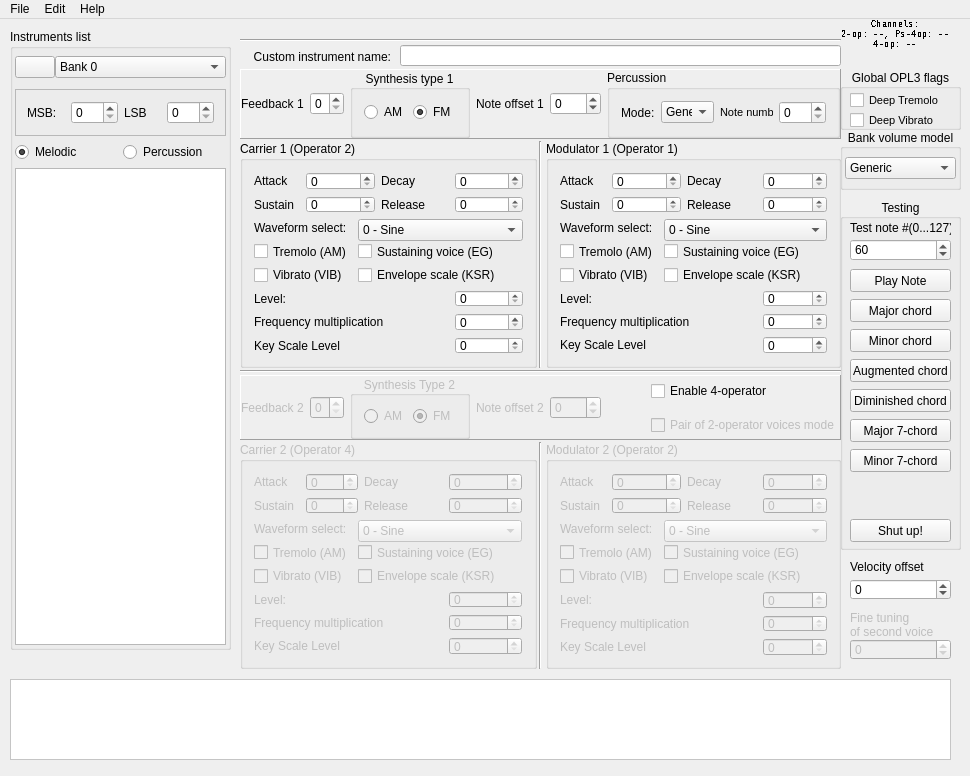
First picture: the form in src/bank_editor.ui, repository Wohlstand/OPL3BankEditor, before the edit.
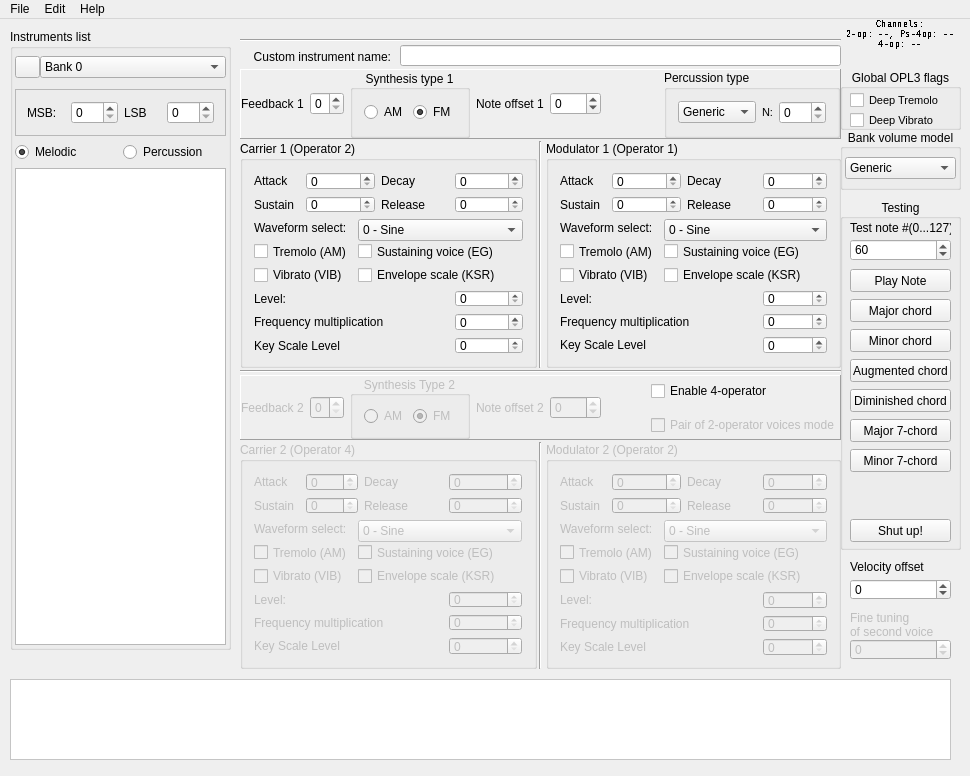
Second picture: the form after the edit. Icons and pictures are not drawn. Custom widgets are drawn as their Qt base class.

Diff of the .ui file:
```diff
--- a/src/bank_editor.ui
+++ b/src/bank_editor.ui
@@ -104,6 +104,12 @@
         </property>
         <item>
          <widget class="QPushButton" name="bankRename">
+          <property name="maximumSize">
+           <size>
+            <width>25</width>
+            <height>16777215</height>
+           </size>
+          </property>
           <property name="toolTip">
            <string>Rename bank</string>
           </property>
@@ -1500,10 +1506,10 @@
         <item row="0" column="7">
          <widget class="QGroupBox" name="groupBox">
           <property name="title">
-           <string>Percussion</string>
+           <string>Percussion type</string>
           </property>
           <layout class="QGridLayout" name="gridLayout_6">
-           <item row="0" column="2">
+           <item row="0" column="1">
             <widget class="QLabel" name="label_27">
              <property name="font">
               <font>
@@ -1514,7 +1520,7 @@
               <string>&lt;html&gt;&lt;head/&gt;&lt;body&gt;&lt;p&gt;&lt;span style=&quot; font-weight:600;&quot;&gt;Fixed pitch note number&lt;/span&gt;&lt;/p&gt;&lt;p&gt;Instrument always plays the same note.&lt;/p&gt;&lt;p&gt;Recommended usage for the percussion instruments. If value is 0 - fixed pitch mode is disabled.&lt;/p&gt;&lt;/body&gt;&lt;/html&gt;</string>
              </property>
              <property name="text">
-              <string>Note number:</string>
+              <string>N:</string>
              </property>
             </widget>
            </item>
@@ -1529,16 +1535,6 @@
             </widget>
            </item>
            <item row="0" column="0">
-            <widget class="QLabel" name="label_40">
-             <property name="toolTip">
-              <string>&lt;html&gt;&lt;head/&gt;&lt;body&gt;&lt;p&gt;&lt;span style=&quot; font-weight:600; text-decoration: underline;&quot;&gt;Drum instrument mode&lt;/span&gt;&lt;/p&gt;&lt;p&gt;&lt;span style=&quot; font-weight:600;&quot;&gt;Generic mode&lt;/span&gt;&lt;/p&gt;&lt;p&gt;Is a mode where are percussions are playing in the regular melodic channels without any limits. &lt;span style=&quot; text-decoration: underline;&quot;&gt;Is highly recommended to use&lt;/span&gt;.&lt;/p&gt;&lt;p&gt;&lt;span style=&quot; font-weight:600;&quot;&gt;Bass-Drum/Snare/TomTom/Cymbal/Hi-hat&lt;/span&gt;&lt;br/&gt;Enables legacy percussion mode where are five restricted channels. This mode is restricts a playing more than one sound of every type. For example, in this mode is impossible playing multiple snares or multiple bass-drums. &lt;span style=&quot; text-decoration: underline;&quot;&gt;This mode is available only on some special bank formats (for example, IBK, SBI). Other bank formats are supports a generic mode only&lt;/span&gt;!&lt;/p&gt;&lt;/body&gt;&lt;/html&gt;</string>
-             </property>
-             <property name="text">
-              <string>Mode:</string>
-             </property>
-            </widget>
-           </item>
-           <item row="0" column="1">
             <widget class="QComboBox" name="percMode">
              <property name="toolTip">
               <string>&lt;html&gt;&lt;head/&gt;&lt;body&gt;&lt;p&gt;&lt;span style=&quot; font-weight:600; text-decoration: underline;&quot;&gt;Drum instrument mode&lt;/span&gt;&lt;/p&gt;&lt;p&gt;&lt;span style=&quot; font-weight:600;&quot;&gt;Generic mode&lt;/span&gt;&lt;/p&gt;&lt;p&gt;Is a mode where are percussions are playing in the regular melodic channels without any limits. &lt;span style=&quot; text-decoration: underline;&quot;&gt;Is highly recommended to use&lt;/span&gt;.&lt;/p&gt;&lt;p&gt;&lt;span style=&quot; font-weight:600;&quot;&gt;Bass-Drum/Snare/TomTom/Cymbal/Hi-hat&lt;/span&gt;&lt;br/&gt;Enables legacy percussion mode where are five restricted channels. This mode is restricts a playing more than one sound of every type. For example, in this mode is impossible playing multiple snares or multiple bass-drums. &lt;span style=&quot; text-decoration: underline;&quot;&gt;This mode is available only on some special bank formats (for example, IBK, SBI). Other bank formats are supports a generic mode only&lt;/span&gt;!&lt;/p&gt;&lt;/body&gt;&lt;/html&gt;</string>
@@ -2107,7 +2103,7 @@
      <rect>
       <x>840</x>
       <y>0</y>
-      <width>111</width>
+      <width>121</width>
       <height>51</height>
      </rect>
     </property>
```
Left out of the diff: 161 changed lines with no effect on the pictures.
